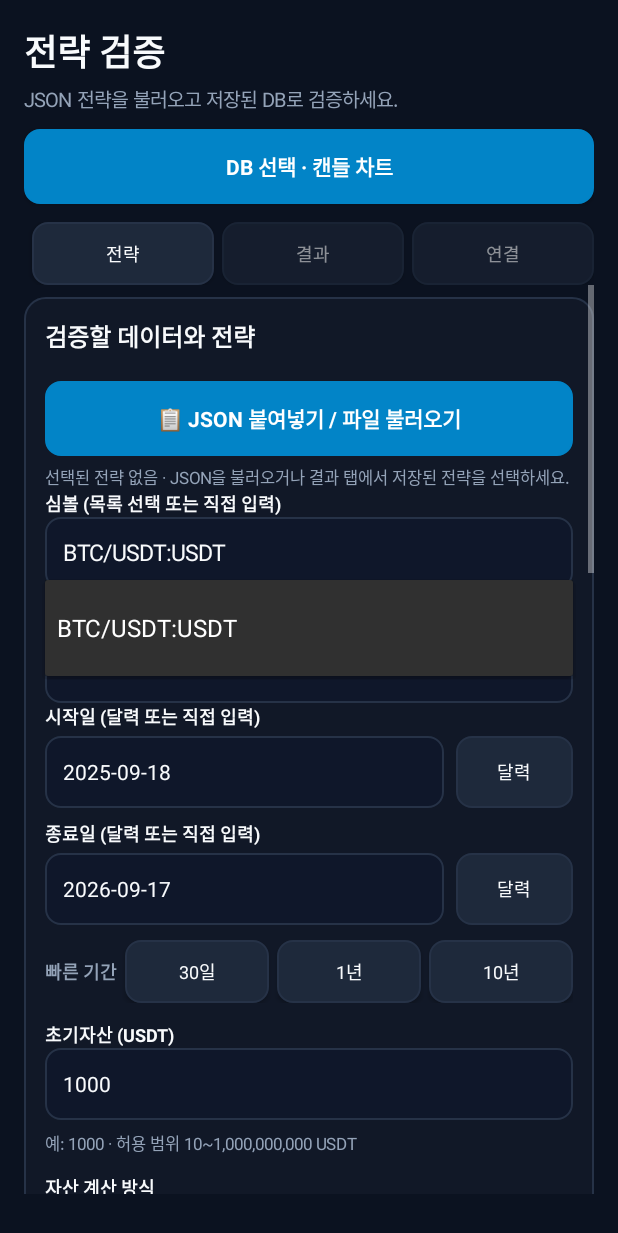
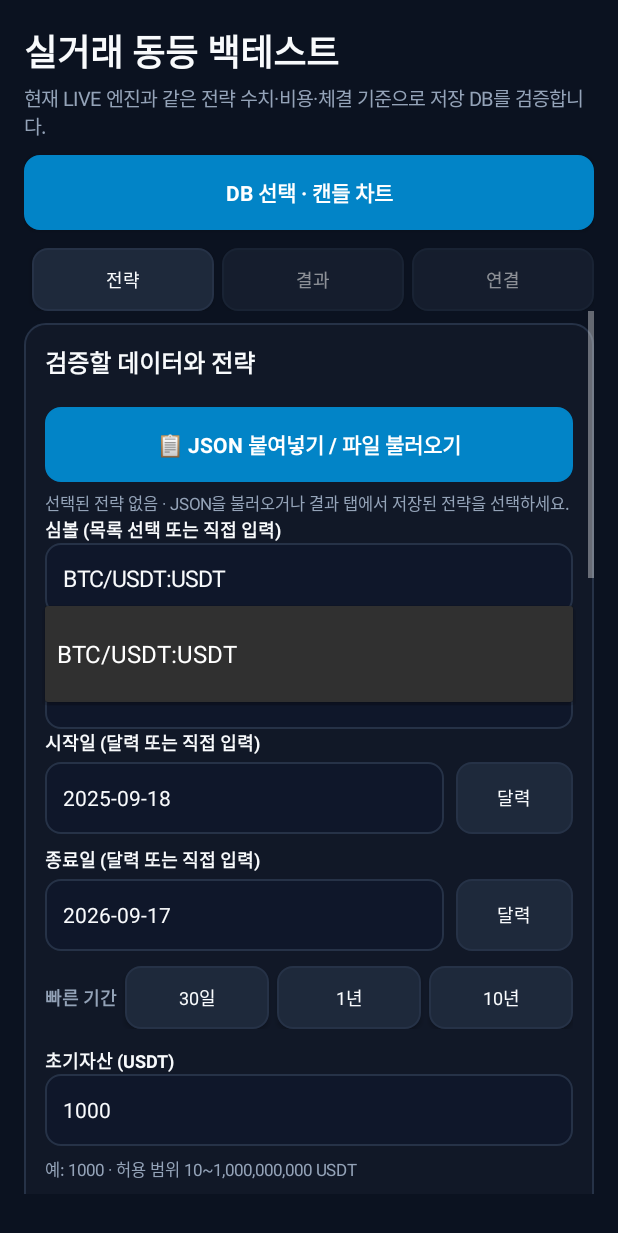
Before and after one commit to nictunz/universal-trading-bot, an Android app: the MainActivity screen opened directly, with no data from a screen before it, on a phone screen of 412 x 824 dp. Shown: the top 1233 px of the screen. Run offline under Robolectric (Android 15) with nearby library versions, the phone set to English and light mode, and no system bars; libraries missing offline, so code that uses them is left out: com.chaquo.python; 5 statements that could not run were skipped.

Commit message:
feat: surface live parity backtest workflow

```diff
--- a/android/app/src/main/java/com/nictunz/universalbacktester/LauncherActivity.java
+++ b/android/app/src/main/java/com/nictunz/universalbacktester/LauncherActivity.java
@@ -130,9 +130,9 @@ public class LauncherActivity extends android.app.Activity {
 
         LinearLayout backtest = panel();
         root.addView(backtest, mt(14));
-        backtest.addView(section("전략 검증 · DB 차트"));
-        backtest.addView(text("저장된 DB에서 5분봉·15분봉 전략을 각각 검증합니다. 5분봉 우선 전환 조합과 단일 전략의 결과는 다릅니다.", 12, MUTED, false), mt(5));
-        Button openBacktester = actionButton("JSON 전략 · DB 차트 열기", Color.rgb(30, 41, 59));
+        backtest.addView(section("🧪 실거래 동등 백테스트 · DB 차트"));
+        backtest.addView(text("현재 LIVE 5분(9.55배)·15분(5배) 프로필을 한 번에 불러와 저장 DB에서 검증합니다. 신호봉 확정 즉시 진입 기준과 실거래 비용을 명확히 표시하며, 우선 전환 조합과 단일 전략 결과는 구분합니다.", 12, MUTED, false), mt(5));
+        Button openBacktester = actionButton("실거래 동등 백테스트 열기", SUCCESS);
         openBacktester.setOnClickListener(v -> startActivity(new Intent(this, MainActivity.class)));
         backtest.addView(openBacktester, mt(10));
 
--- a/android/app/src/main/java/com/nictunz/universalbacktester/MainActivity.java
+++ b/android/app/src/main/java/com/nictunz/universalbacktester/MainActivity.java
@@ -245,8 +245,8 @@ public class MainActivity extends android.app.Activity {
         root.setPadding(dp(16), dp(16), dp(16), dp(28));
         root.setBackgroundColor(BG);
 
-        root.addView(text("전략 검증", 24, TEXT, true));
-        root.addView(text("JSON 전략을 불러오고 저장된 DB로 검증하세요.", 13, MUTED, false), marginTop(4));
+        root.addView(text("실거래 동등 백테스트", 24, TEXT, true));
+        root.addView(text("현재 LIVE 엔진과 같은 전략 수치·비용·체결 기준으로 저장 DB를 검증합니다.", 13, MUTED, false), marginTop(4));
         LinearLayout navigation = new LinearLayout(this);
         navigation.setOrientation(LinearLayout.HORIZONTAL);
         Button databaseChart = actionButton("DB 선택 · 캔들 차트", PRIMARY);
@@ -407,14 +407,14 @@ public class MainActivity extends android.app.Activity {
         Button editSelectedButton = actionButton("✏ 불러온/선택한 전략 수치 직접 수정", PRIMARY);
         editSelectedButton.setOnClickListener(v -> showStrategyParameterEditor());
         backtestCard.addView(editSelectedButton, marginTop(8));
-        Button priorityPreset = actionButton("최신 빌드 프로필 · 5분 / 15분 선택", Color.rgb(30, 41, 59));
+        Button priorityPreset = actionButton("🟢 실거래 동등 프로필 · 5분 / 15분", SUCCESS);
         priorityPreset.setOnClickListener(v -> new AlertDialog.Builder(this)
-                .setTitle("단일 전략 검증용 프로필")
-                .setItems(new String[]{"BTC 5분 · 9.55배", "BTC 15분 · 5배"},
+                .setTitle("현재 LIVE 동등 프로필")
+                .setItems(new String[]{"BTC 5분 · 9.55배 · 신호봉 확정 즉시", "BTC 15분 · 5배 · 신호봉 확정 즉시"},
                         (dialog, which) -> loadPriorityPreset(which == 0 ? "5m" : "15m"))
                 .setNegativeButton("취소", null).show());
         backtestCard.addView(priorityPreset, marginTop(12));
-        backtestCard.addView(text("단일 전략 백테스트 · 15분 포지션을 정리하고 5분으로 전환하는 조합 결과는 별도 검증이 필요합니다.",
+        backtestCard.addView(text("LIVE 동등 기준: 신호봉 확정 종가 진입(signal_close) · 편도 수수료 0.02% + 슬리피지 0.01% · 최대 진입 1회 · TP/SL은 최초 진입가 기준 고정. 데이터가 정상일 때 서버는 별도 대기 없이 주문합니다. 5분/15분 우선 전환 조합 성과는 단일 프로필 결과와 구분합니다.",
                 12, MUTED, false), marginTop(6));
         backtestCard.addView(runButton, marginTop(12));
 
```
